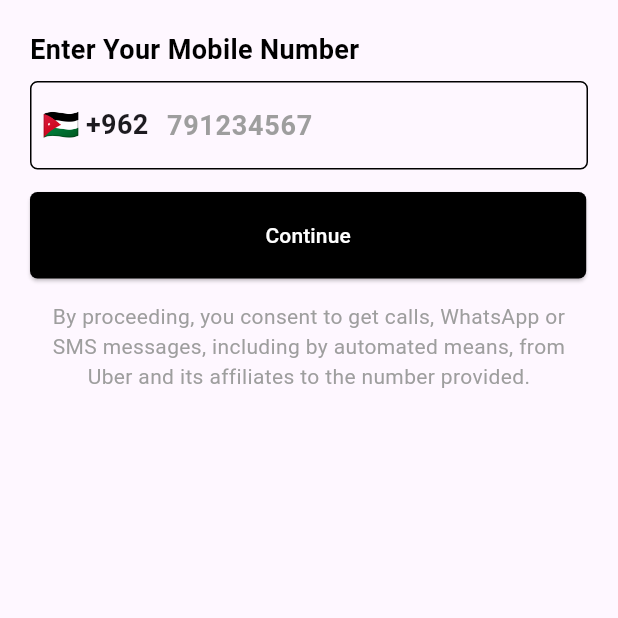
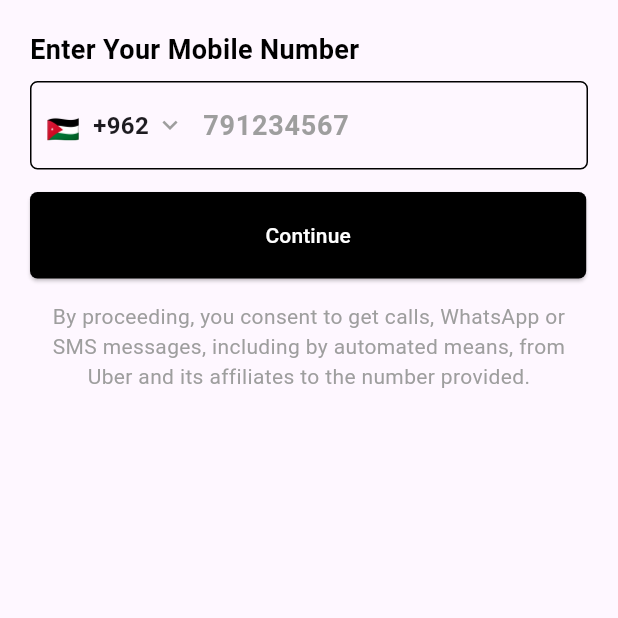
Before and after one commit to AwaeshaHuss/its_pass_mobile_drivers, a Flutter app: the RegisterScreen screen opened by its route, on a phone screen of 412 x 824 dp, the top half of it. Run offline on Flutter 3.47's test engine with Material 3 defaults, Android fonts, the phone set to English and light mode, and no system bars; our stand-ins replace bloc, cached_network_image, connectivity_plus, country_picker, dio, equatable and 12 more; missing offline and left inert: flutter_polyline_points; accounts and stored records are empty.

Commit message:
Fix country flag display issue in RegisterScreen
- Wrapped flag emoji in fixed-size container to prevent truncation
- Added proper alignment and spacing for better visual layout
- Reduced font sizes for better proportions
- Added dropdown arrow icon for better UX indication
- Fixed flag cutting issue in phone number input field

```diff
--- a/lib/pages/auth/register_screen.dart
+++ b/lib/pages/auth/register_screen.dart
@@ -114,15 +114,26 @@ class _RegisterScreenState extends State<RegisterScreen> {
                         child: Row(
                           mainAxisSize: MainAxisSize.min,
                           children: [
-                            Text(
-                              selectedCountry.flagEmoji,
-                              style: const TextStyle(fontSize: 20),
+                            Container(
+                              width: 28,
+                              height: 20,
+                              alignment: Alignment.center,
+                              child: Text(
+                                selectedCountry.flagEmoji,
+                                style: const TextStyle(fontSize: 18),
+                              ),
                             ),
-                            const SizedBox(width: 4),
+                            const SizedBox(width: 6),
                             Text(
                               '+${selectedCountry.phoneCode}',
                               style: const TextStyle(
-                                  fontSize: 18, fontWeight: FontWeight.bold),
+                                  fontSize: 16, fontWeight: FontWeight.bold),
+                            ),
+                            const SizedBox(width: 4),
+                            const Icon(
+                              Icons.keyboard_arrow_down,
+                              color: Colors.grey,
+                              size: 20,
                             ),
                           ],
                         ),
```
